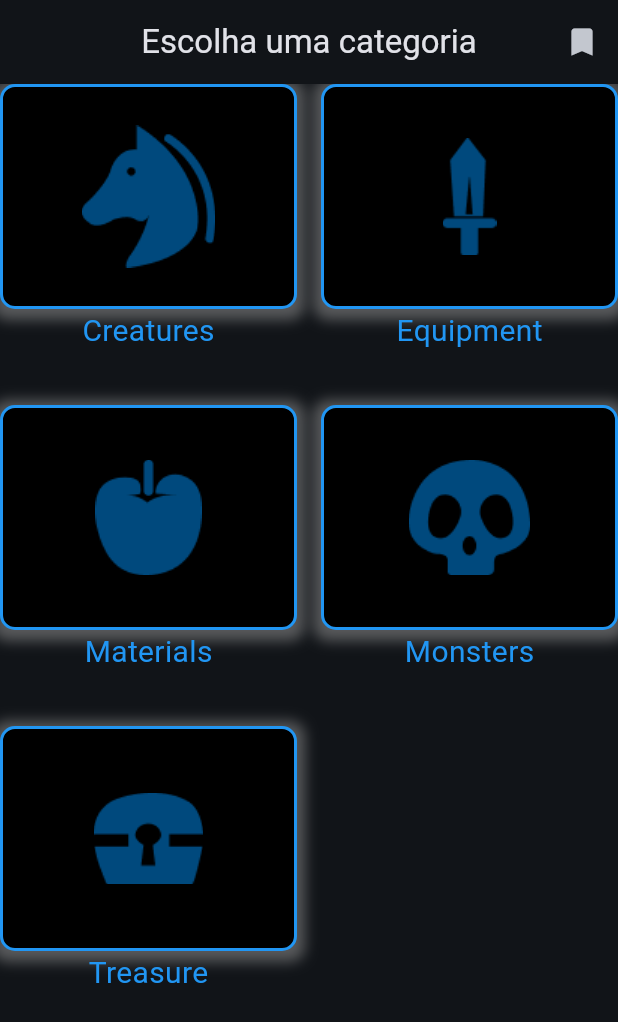
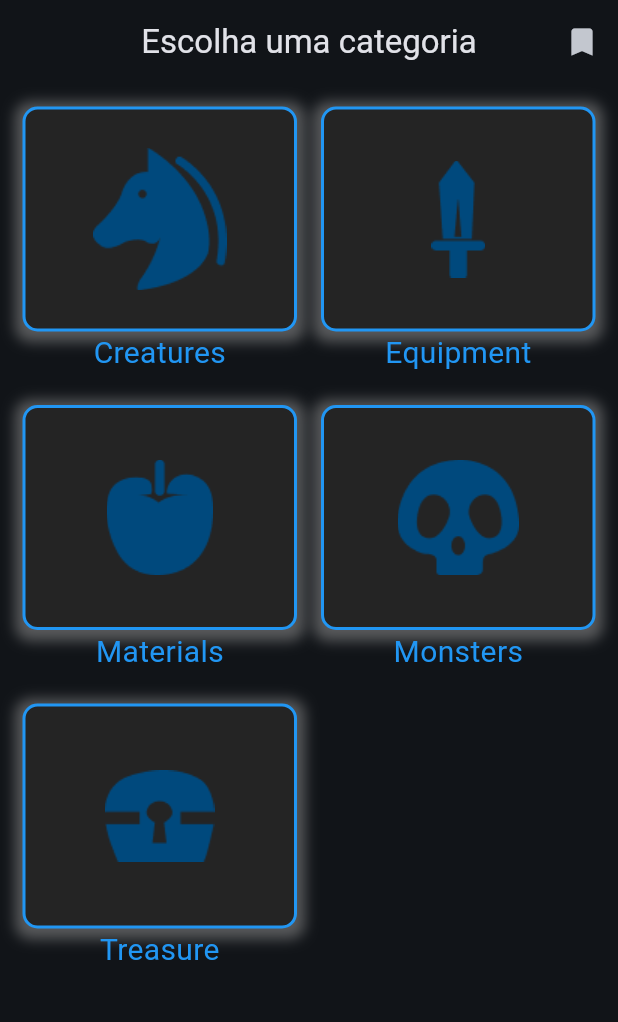
Before and after one commit to dudurb17/clean_architecture-ProjetoInicial, a Flutter app: the screen it shows after launch, on a phone screen of 412 x 824 dp. Shown: the top 1022 px of the screen. Run offline on Flutter 3.47's test engine with Material 3 defaults, Android fonts, the phone set to English and light mode, and no system bars; our stand-ins replace dio, floor, sqflite; accounts and stored records are empty; generated files the repository leaves out were written again.

Commit message:
ajustes basicos

```diff
--- a/lib/screens/categories.dart
+++ b/lib/screens/categories.dart
@@ -1,4 +1,5 @@
 import 'package:flutter/material.dart';
+import 'package:flutter/widgets.dart';
 import 'package:hyrule/screens/favorites.dart';
 import 'package:hyrule/utils/consts/categories.dart';
 import 'package:hyrule/screens/components/category.dart';
@@ -27,15 +28,17 @@ class Categories extends StatelessWidget {
             ),
           ],
         ),
-        body: GridView(
+        body: Padding(
+          padding: const EdgeInsets.all(15),
+          child: GridView(
               gridDelegate: const SliverGridDelegateWithFixedCrossAxisCount(
                 crossAxisCount: 2,
                 crossAxisSpacing: 16,
                 mainAxisSpacing: 16,
               ),
-
               children:
                   categories.keys.map((e) => Category(category: e)).toList()),
+        ),
       ),
     );
   }
--- a/lib/screens/components/category.dart
+++ b/lib/screens/components/category.dart
@@ -25,7 +25,7 @@ class Category extends StatelessWidget {
               width: 200,
               height: 150,
               decoration: BoxDecoration(
-                color: Colors.black,
+                color: const Color.fromARGB(255, 36, 36, 36),
                 border: Border.all(
                   color: Colors.blue, // Cor da borda
                   width: 2.0,
--- a/lib/screens/details.dart
+++ b/lib/screens/details.dart
@@ -38,14 +38,14 @@ class Details extends StatelessWidget {
             Container(
               width: 400,
               height: 300,
-              padding: EdgeInsets.all(8),
+              padding: const EdgeInsets.all(8),
               decoration: BoxDecoration(
                 borderRadius: BorderRadius.circular(8),
               ),
               child: ClipRRect(
                 borderRadius: BorderRadius.circular(8),
                 child: SizedBox.fromSize(
-                  size: Size.fromRadius(48),
+                  size: const Size.fromRadius(48),
                   child: Image.network(entry.image, fit: BoxFit.fill),
                 ),
               ),
```
Also changed, not shown: lib/screens/components/entry_card.dart (+26 -11 lines). Lines whose indentation alone changed are shown as unchanged.
